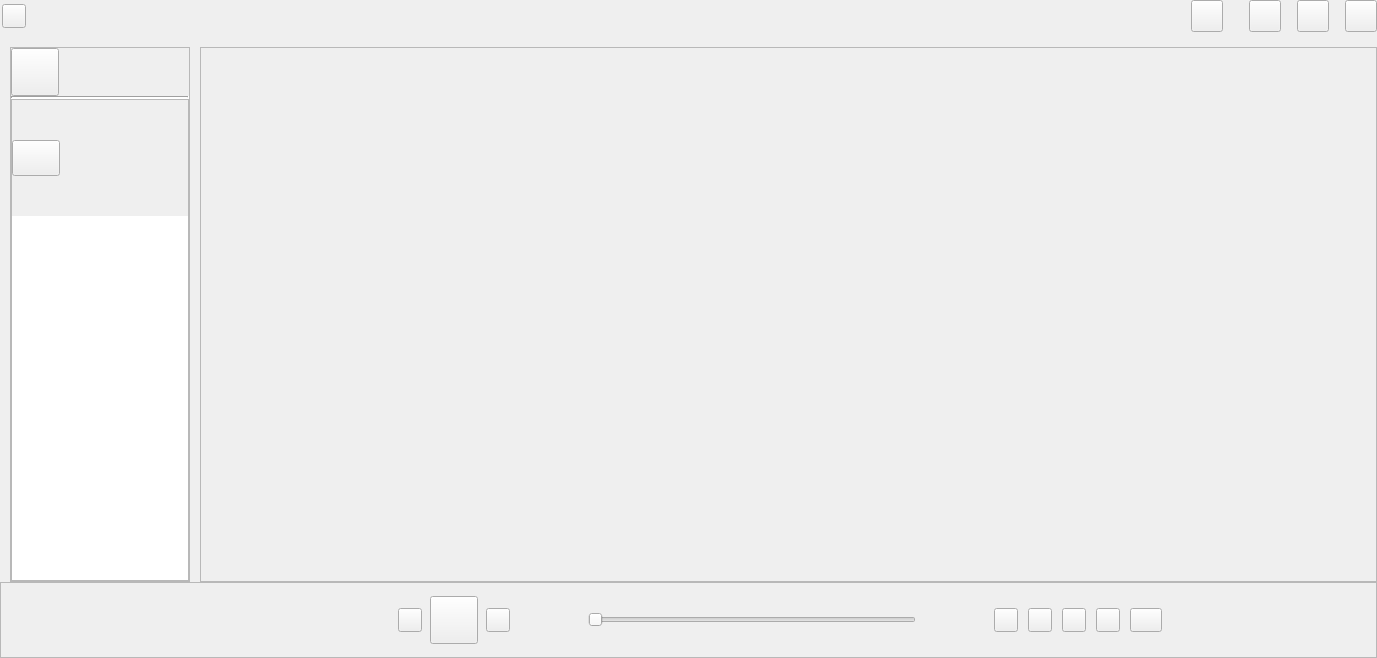
The window that src/xamp/xamp.ui (billlin0904/xamp2) describes before a commit, drawn with Qt 5.
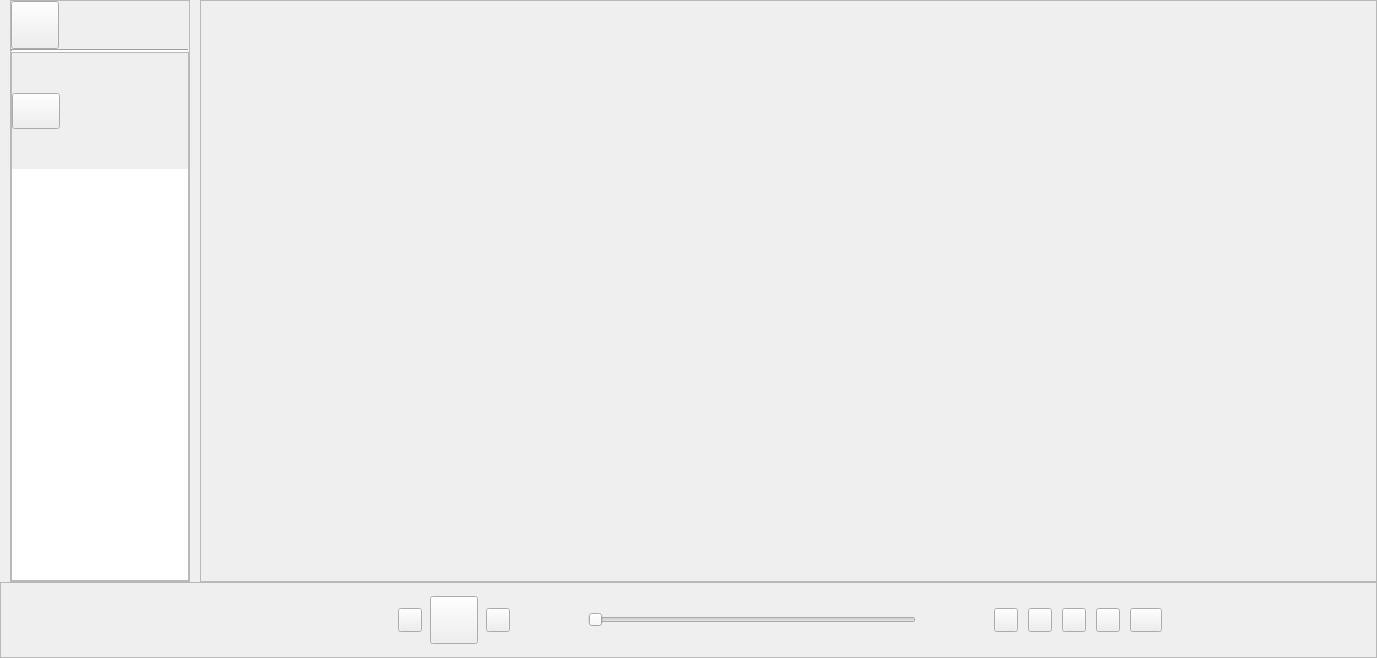
The same window after the commit. Custom widgets are drawn as their Qt base class.

```diff
--- a/src/xamp/xamp.ui
+++ b/src/xamp/xamp.ui
@@ -16,7 +16,7 @@
   <property name="styleSheet">
    <string notr="true"/>
   </property>
-  <layout class="QVBoxLayout" name="verticalLayout_2" stretch="0,0,0,0">
+  <layout class="QVBoxLayout" name="verticalLayout_2" stretch="0,0">
    <property name="spacing">
     <number>0</number>
    </property>
@@ -32,285 +32,6 @@
    <property name="bottomMargin">
     <number>0</number>
    </property>
-   <item>
-    <widget class="QFrame" name="titleFrame">
-     <property name="minimumSize">
-      <size>
-       <width>0</width>
-       <height>30</height>
-      </size>
-     </property>
-     <property name="maximumSize">
-      <size>
-       <width>16777215</width>
-       <height>32</height>
-      </size>
-     </property>
-     <property name="frameShape">
-      <enum>QFrame::NoFrame</enum>
-     </property>
-     <property name="frameShadow">
-      <enum>QFrame::Plain</enum>
-     </property>
-     <property name="lineWidth">
-      <number>1</number>
-     </property>
-     <layout class="QGridLayout" name="gridLayout">
-      <property name="leftMargin">
-       <number>0</number>
-      </property>
-      <property name="topMargin">
-       <number>0</number>
-      </property>
-      <property name="rightMargin">
-       <number>0</number>
-      </property>
-      <property name="bottomMargin">
-       <number>0</number>
-      </property>
-      <item row="0" column="2">
-       <spacer name="horizontalSpacer">
-        <property name="orientation">
-         <enum>Qt::Horizontal</enum>
-        </property>
-        <property name="sizeType">
-         <enum>QSizePolicy::Fixed</enum>
-        </property>
-        <property name="sizeHint" stdset="0">
-         <size>
-          <width>32</width>
-          <height>32</height>
-         </size>
-        </property>
-       </spacer>
-      </item>
-      <item row="0" column="0">
-       <spacer name="horizontalSpacer_8">
-        <property name="orientation">
-         <enum>Qt::Horizontal</enum>
-        </property>
-        <property name="sizeType">
-         <enum>QSizePolicy::Fixed</enum>
-        </property>
-        <property name="sizeHint" stdset="0">
-         <size>
-          <width>2</width>
-          <height>20</height>
-         </size>
-        </property>
-       </spacer>
-      </item>
-      <item row="0" column="5">
-       <spacer name="horizontalSpacer_15">
-        <property name="orientation">
-         <enum>Qt::Horizontal</enum>
-        </property>
-        <property name="sizeType">
-         <enum>QSizePolicy::Fixed</enum>
-        </property>
-        <property name="sizeHint" stdset="0">
-         <size>
-          <width>20</width>
-          <height>20</height>
-         </size>
-        </property>
-       </spacer>
-      </item>
-      <item row="0" column="6">
-       <widget class="QToolButton" name="minWinButton">
-        <property name="minimumSize">
-         <size>
-          <width>32</width>
-          <height>32</height>
-         </size>
-        </property>
-        <property name="maximumSize">
-         <size>
-          <width>32</width>
-          <height>32</height>
-         </size>
-        </property>
-        <property name="focusPolicy">
-         <enum>Qt::NoFocus</enum>
-        </property>
-        <property name="text">
-         <string/>
-        </property>
-        <property name="iconSize">
-         <size>
-          <width>32</width>
-          <height>32</height>
-         </size>
-        </property>
-        <property name="popupMode">
-         <enum>QToolButton::InstantPopup</enum>
-        </property>
-       </widget>
-      </item>
-      <item row="0" column="9">
-       <spacer name="horizontalSpacer_5">
-        <property name="orientation">
-         <enum>Qt::Horizontal</enum>
-        </property>
-        <property name="sizeType">
-         <enum>QSizePolicy::Fixed</enum>
-        </property>
-        <property name="sizeHint" stdset="0">
-         <size>
-          <width>10</width>
-          <height>20</height>
-         </size>
-        </property>
-       </spacer>
-      </item>
-      <item row="0" column="8">
-       <widget class="QToolButton" name="maxWinButton">
-        <property name="minimumSize">
-         <size>
-          <width>32</width>
-          <height>32</height>
-         </size>
-        </property>
-        <property name="maximumSize">
-         <size>
-          <width>32</width>
-          <height>32</height>
-         </size>
-        </property>
-        <property name="focusPolicy">
-         <enum>Qt::NoFocus</enum>
-        </property>
-        <property name="text">
-         <string/>
-        </property>
-        <property name="iconSize">
-         <size>
-          <width>32</width>
-          <height>32</height>
-         </size>
-        </property>
-       </widget>
-      </item>
-      <item row="0" column="4">
-       <widget class="QToolButton" name="menuButton">
-        <property name="minimumSize">
-         <size>
-          <width>32</width>
-          <height>32</height>
-         </size>
-        </property>
-        <property name="maximumSize">
-         <size>
-          <width>32</width>
-          <height>32</height>
-         </size>
-        </property>
-        <property name="text">
-         <string/>
-        </property>
-       </widget>
-      </item>
-      <item row="0" column="10">
-       <widget class="QToolButton" name="closeButton">
-        <property name="minimumSize">
-         <size>
-          <width>32</width>
-          <height>32</height>
-         </size>
-        </property>
-        <property name="maximumSize">
-         <size>
-          <width>32</width>
-          <height>32</height>
-         </size>
-        </property>
-        <property name="focusPolicy">
-         <enum>Qt::NoFocus</enum>
-        </property>
-        <property name="text">
-         <string/>
-        </property>
-        <property name="iconSize">
-         <size>
-          <width>32</width>
-          <height>32</height>
-         </size>
-        </property>
-       </widget>
-      </item>
-      <item row="0" column="1">
-       <widget class="QToolButton" name="logoButton">
-        <property name="minimumSize">
-         <size>
-          <width>24</width>
-          <height>24</height>
-         </size>
-        </property>
-        <property name="maximumSize">
-         <size>
-          <width>24</width>
-          <height>24</height>
-         </size>
-        </property>
-        <property name="text">
-         <string/>
-        </property>
-        <property name="iconSize">
-         <size>
-          <width>24</width>
-          <height>24</height>
-         </size>
-        </property>
-       </widget>
-      </item>
-      <item row="0" column="7">
-       <spacer name="horizontalSpacer_4">
-        <property name="orientation">
-         <enum>Qt::Horizontal</enum>
-        </property>
-        <property name="sizeType">
-         <enum>QSizePolicy::Fixed</enum>
-        </property>
-        <property name="sizeHint" stdset="0">
-         <size>
-          <width>10</width>
-          <height>20</height>
-         </size>
-        </property>
-       </spacer>
-      </item>
-      <item row="0" column="3">
-       <widget class="QLabel" name="titleFrameLabel">
-        <property name="sizePolicy">
-         <sizepolicy hsizetype="Preferred" vsizetype="Preferred">
-          <horstretch>1</horstretch>
-          <verstretch>0</verstretch>
-         </sizepolicy>
-        </property>
-        <property name="text">
-         <string/>
-        </property>
-       </widget>
-      </item>
-     </layout>
-    </widget>
-   </item>
-   <item>
-    <spacer name="verticalSpacer_3">
-     <property name="orientation">
-      <enum>Qt::Vertical</enum>
-     </property>
-     <property name="sizeType">
-      <enum>QSizePolicy::Fixed</enum>
-     </property>
-     <property name="sizeHint" stdset="0">
-      <size>
-       <width>20</width>
-       <height>15</height>
-      </size>
-     </property>
-    </spacer>
-   </item>
    <item>
     <layout class="QHBoxLayout" name="horizontalLayout" stretch="0,0,0,1">
      <property name="spacing">
```
